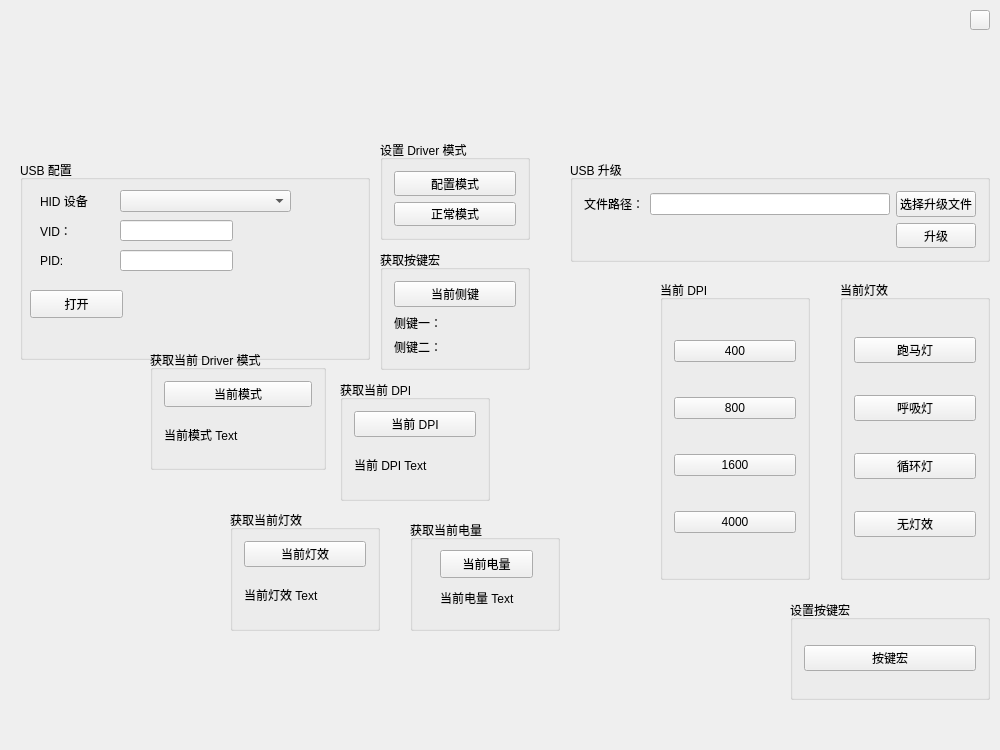
The window that MouseConfigTool/mouseconfigtool.ui (isDerek/MouseTool_v1.0) describes before a commit, drawn with Qt 5.
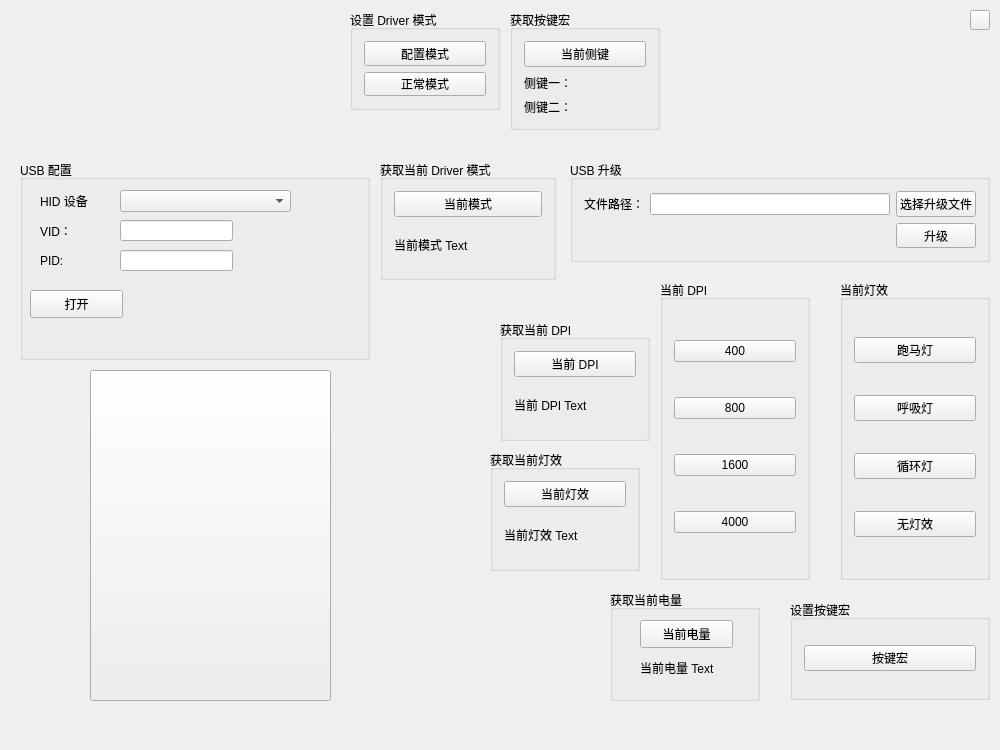
The same window after the commit.

What changed in the file:
```diff
--- a/MouseConfigTool/mouseconfigtool.ui
+++ b/MouseConfigTool/mouseconfigtool.ui
@@ -23,8 +23,8 @@
    <widget class="QGroupBox" name="getCurrentPowerGroup">
     <property name="geometry">
      <rect>
-      <x>410</x>
-      <y>520</y>
+      <x>610</x>
+      <y>590</y>
       <width>150</width>
       <height>111</height>
      </rect>
@@ -235,8 +235,8 @@
    <widget class="QGroupBox" name="getCurrentDPIGroup">
     <property name="geometry">
      <rect>
-      <x>340</x>
-      <y>380</y>
+      <x>500</x>
+      <y>320</y>
       <width>150</width>
       <height>121</height>
      </rect>
@@ -276,8 +276,8 @@
    <widget class="QGroupBox" name="getCurrentLEDGroup">
     <property name="geometry">
      <rect>
-      <x>230</x>
-      <y>510</y>
+      <x>490</x>
+      <y>450</y>
       <width>150</width>
       <height>121</height>
      </rect>
@@ -323,8 +323,8 @@
    <widget class="QGroupBox" name="getDriverModeGroup">
     <property name="geometry">
      <rect>
-      <x>150</x>
-      <y>350</y>
+      <x>380</x>
+      <y>160</y>
       <width>176</width>
       <height>120</height>
      </rect>
@@ -358,8 +358,8 @@
    <widget class="QGroupBox" name="getMacroKeyGroup">
     <property name="geometry">
      <rect>
-      <x>380</x>
-      <y>250</y>
+      <x>510</x>
+      <y>10</y>
       <width>150</width>
       <height>120</height>
      </rect>
@@ -440,8 +440,8 @@
    <widget class="QGroupBox" name="setDriverModeGroup">
     <property name="geometry">
      <rect>
-      <x>380</x>
-      <y>140</y>
+      <x>350</x>
+      <y>10</y>
       <width>150</width>
       <height>100</height>
      </rect>
@@ -617,6 +617,19 @@
      <string/>
     </property>
    </widget>
+   <widget class="QPushButton" name="mouseBtn">
+    <property name="geometry">
+     <rect>
+      <x>90</x>
+      <y>370</y>
+      <width>241</width>
+      <height>331</height>
+     </rect>
+    </property>
+    <property name="text">
+     <string/>
+    </property>
+   </widget>
   </widget>
   <widget class="QMenuBar" name="menuBar">
    <property name="geometry">
```
